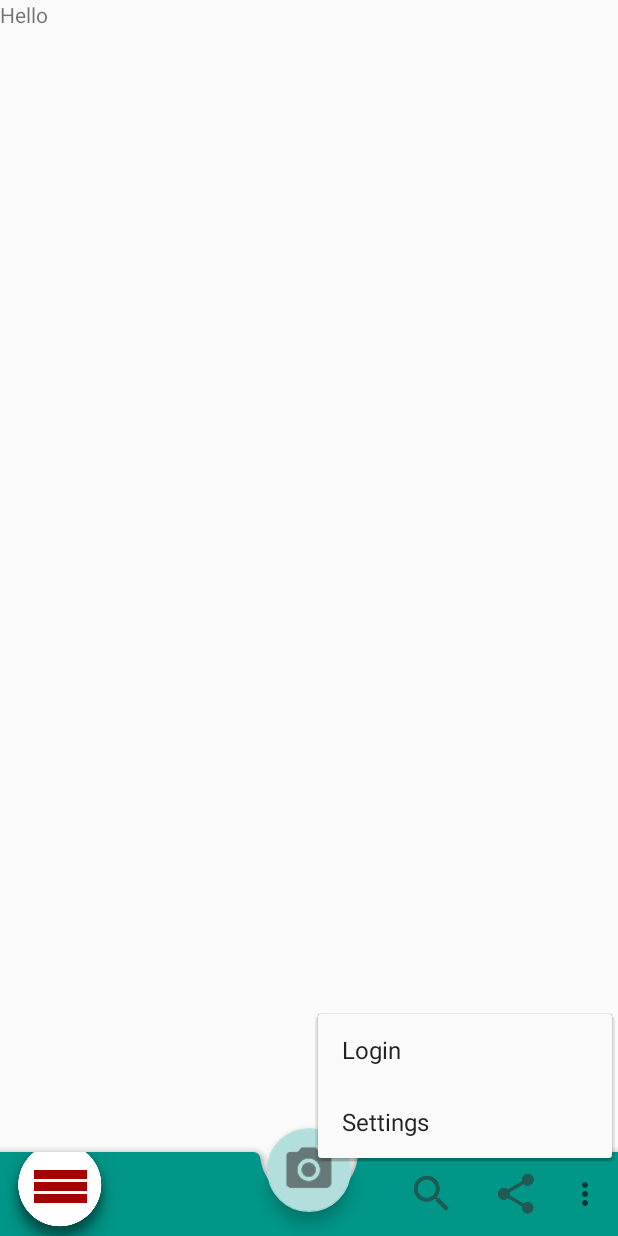
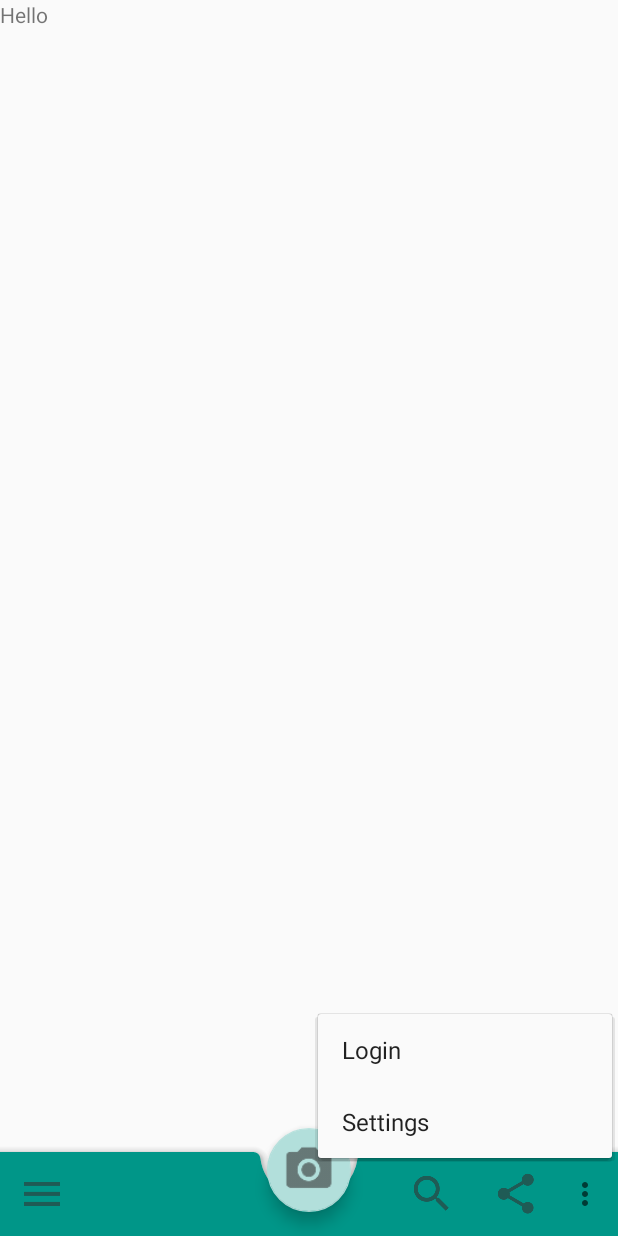
Before and after one commit to lucy-ar/mobile-app, an Android app: the screen it shows after launch (bottomAppBar), with the options menu open, on a phone screen of 412 x 824 dp. Run offline under Robolectric (Android 15) with nearby library versions, the phone set to English and light mode, and no system bars; pictures from the network do not load.

Commit message:
navigation drawer on click listener

```diff
--- a/android-dev/app/src/main/java/com/example/aidan/lucyar/bottomAppBar.java
+++ b/android-dev/app/src/main/java/com/example/aidan/lucyar/bottomAppBar.java
@@ -11,10 +11,13 @@ import android.provider.MediaStore;
 import android.support.annotation.NonNull;
 import android.support.design.bottomappbar.BottomAppBar;
 import android.support.design.widget.FloatingActionButton;
+import android.support.design.widget.NavigationView;
 import android.support.v4.content.FileProvider;
+import android.support.v4.widget.DrawerLayout;
 import android.support.v7.app.AppCompatActivity;
 import android.os.Bundle;
 import android.support.v7.widget.Toolbar;
+import android.view.Gravity;
 import android.view.Menu;
 import android.view.MenuInflater;
 import android.view.MenuItem;
@@ -47,6 +50,7 @@ public class bottomAppBar extends AppCompatActivity {
     private AzureWrapper azureWrapper;
     private Bitmap imageCapture;
     private TextView classification;
+    private DrawerLayout drawerLayout;
     public static final int REQUEST_IMAGE = 100;
     public static final int REQUEST_PERMISSION = 200;
 
@@ -55,8 +59,17 @@ public class bottomAppBar extends AppCompatActivity {
         super.onCreate(savedInstanceState);
         setContentView(R.layout.app_bottom_bar);
         this.imageView = (ImageView) findViewById(R.id.image);
+        drawerLayout = (DrawerLayout) findViewById(R.id.drawer_layout);
         BottomAppBar bar = (BottomAppBar) findViewById(R.id.bar);
         setSupportActionBar(bar);
+        bar.setNavigationOnClickListener(new View.OnClickListener() {
+            @Override
+            public void onClick(View view) {
+                drawerLayout.openDrawer(Gravity.START);
+            }
+
+        });
+
         FloatingActionButton cameraButton = (FloatingActionButton) findViewById(R.id.fab);
         cameraButton.setOnClickListener(new View.OnClickListener() {
             @Override
@@ -77,6 +90,8 @@ public class bottomAppBar extends AppCompatActivity {
             }
         });
     }
+
+
     @Override
     public boolean onCreateOptionsMenu(Menu menu) {
         MenuInflater menuInflater = getMenuInflater();
--- a/android-dev/app/src/main/res/layout/app_bottom_bar.xml
+++ b/android-dev/app/src/main/res/layout/app_bottom_bar.xml
@@ -2,7 +2,8 @@
     android:layout_width="match_parent"
     android:layout_height="match_parent"
     xmlns:app="http://schemas.android.com/apk/res-auto"
-    android:orientation="vertical">
+    android:orientation="vertical"
+    android:id="@+id/drawer_layout">
 
     <TextView
         android:layout_width="match_parent"
@@ -26,7 +27,7 @@
             app:fabCradleRoundedCornerRadius="5dp"
             app:fabCradleMargin="5dp"
             app:fabCradleVerticalOffset="0dp"
-            app:navigationIcon="@drawable/menu"
+            app:navigationIcon="@drawable/menu_icon"
             />
 
         <android.support.design.widget.FloatingActionButton
```
